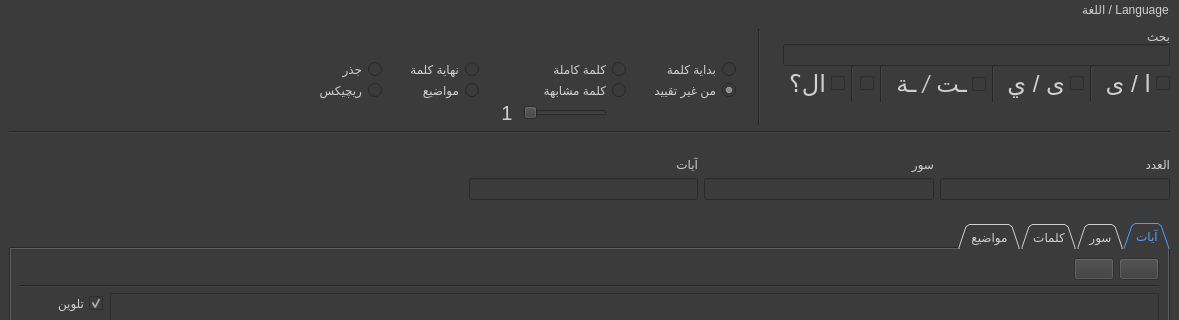
Before: the Qt Designer form gui/main_window/main_screen.ui in masalha-alaa/quran-counter, drawn with Qt 5; both pictures show x 0 to 1179 and y 0 to 320 of the 1179 by 873 pixel window.
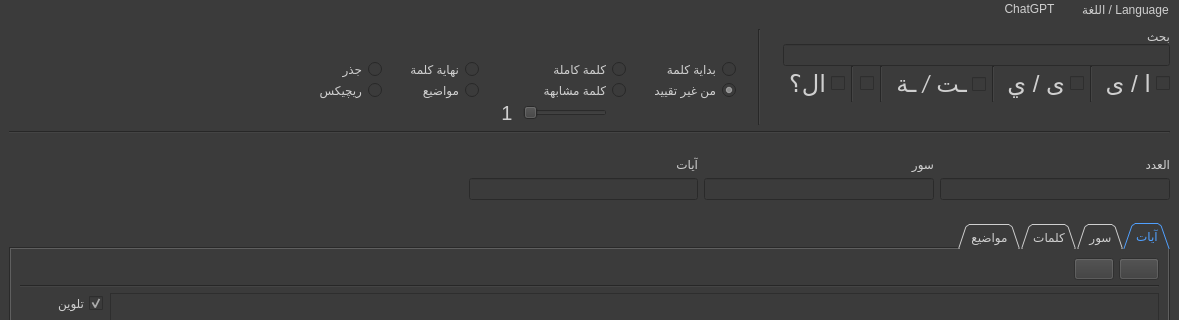
After: the same form once the commit is applied. Icons and pictures are not drawn. Custom widgets are drawn as their Qt base class.

Commit message: Menu button to enter ChatGPT key

```diff
--- a/gui/main_window/main_screen.ui
+++ b/gui/main_window/main_screen.ui
@@ -1510,8 +1510,19 @@
     </property>
     <addaction name="mushafNavigationButton"/>
    </widget>
+   <widget class="QMenu" name="menuChatGPT">
+    <property name="title">
+     <string>ChatGPT</string>
+    </property>
+    <property name="icon">
+     <iconset resource="../resources/resources.qrc">
+      <normaloff>:/chatgpt-icon.png</normaloff>:/chatgpt-icon.png</iconset>
+    </property>
+    <addaction name="enterGptKeyButton"/>
+   </widget>
    <addaction name="menu_Language"/>
    <addaction name="mushafViewButton"/>
+   <addaction name="menuChatGPT"/>
   </widget>
   <widget class="QStatusBar" name="statusbar"/>
   <action name="arabicLangButton">
```
Left out of the diff: 5 changed lines with no effect on the pictures. The commit also changes 9 other files.
